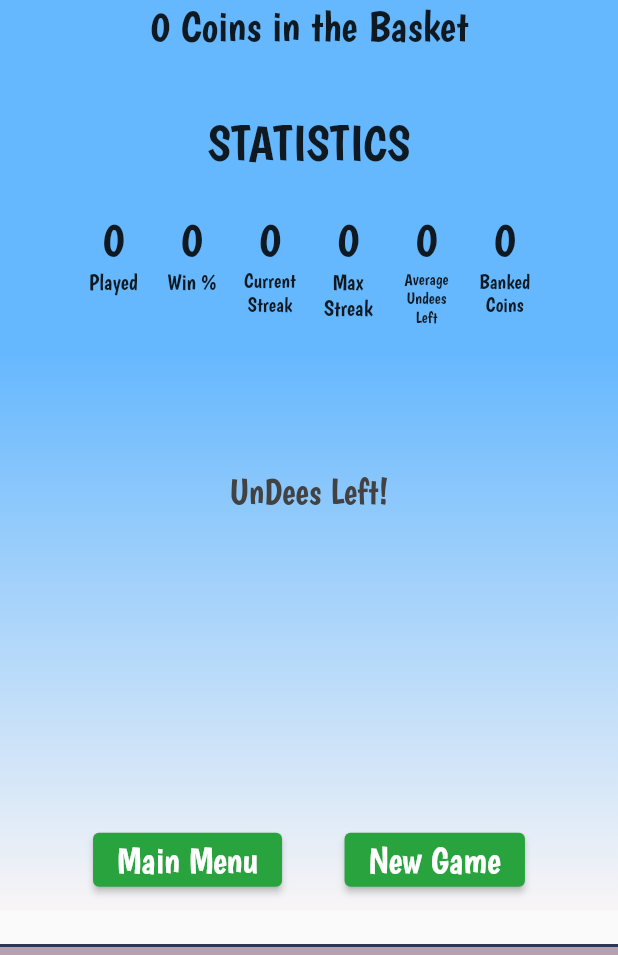
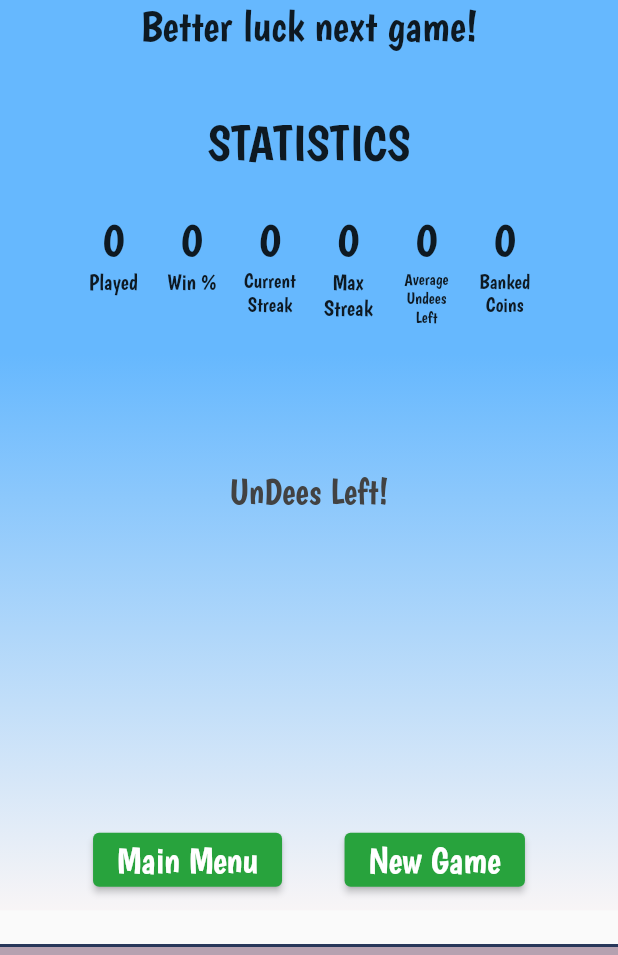
Before and after one commit to emac62/hang7, a Flutter app: the EndOfGame screen opened directly with empty values, on a phone screen of 412 x 824 dp, the part 202-1157 px from its top. Run offline on Flutter 3.47's test engine with Material 2 defaults, Android fonts, the light colour scheme and no system bars; our stand-ins replace charts_flutter, shared_preferences; accounts and stored records are empty.

```diff
--- a/lib/end_of_game.dart
+++ b/lib/end_of_game.dart
@@ -100,10 +100,15 @@ class _EndOfGameState extends State<EndOfGame> {
                           ),
                         ),
                         Expanded(
-                          child: Text("$coins Coins in the Basket",
-                              style: TextStyle(
-                                  fontSize:
-                                      SizeConfig.blockSizeVertical * 3.5)),
+                          child: winner
+                              ? Text("$coins Coins in the Basket",
+                                  style: TextStyle(
+                                      fontSize:
+                                          SizeConfig.blockSizeVertical * 3.5))
+                              : Text("Better luck next game!",
+                                  style: TextStyle(
+                                      fontSize:
+                                          SizeConfig.blockSizeVertical * 3.5)),
                         ),
                         Expanded(
                           child: Padding(
--- a/lib/widgets/game_stats_alert.dart
+++ b/lib/widgets/game_stats_alert.dart
@@ -18,6 +18,7 @@ class GameStatsAlert extends StatelessWidget {
     return Consumer<Controller>(builder: (_, notifier, __) {
       return AlertDialog(
         backgroundColor: Colors.transparent,
+        insetPadding: EdgeInsets.zero,
         content: Container(
           decoration: BoxDecoration(
               borderRadius: BorderRadius.circular(15),
@@ -30,7 +31,7 @@ class GameStatsAlert extends StatelessWidget {
                     AppColors.backgroundColor,
                   ])),
           width: notifier.isPhone
-              ? SizeConfig.blockSizeHorizontal * 95
+              ? SizeConfig.blockSizeHorizontal * 100
               : SizeConfig.blockSizeHorizontal * 75,
           child: Column(
             children: [
```
Also changed, not shown: assets/images/seven.png, 21 other files.
